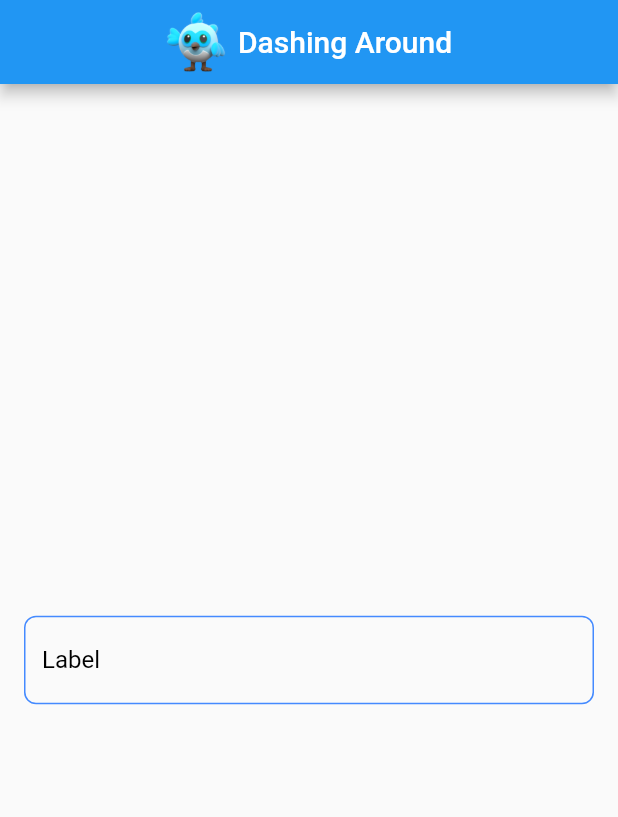
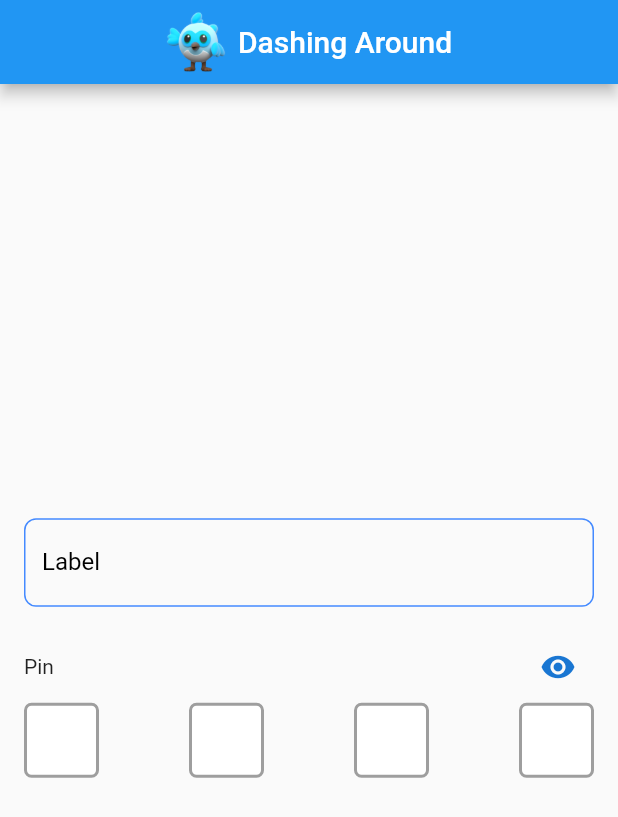
Before and after one commit to harshtonde/dashing_around, a Flutter app: the screen it shows after launch, on a phone screen of 412 x 824 dp. Shown: the top 817 px of the screen. Run offline on Flutter 3.47's test engine with Material 2 defaults, Android fonts, the phone set to English and light mode, and no system bars; drawn by our look-alikes of pin_code_fields; our stand-ins replace mask_text_input_formatter.

Commit message:
implemented pin code

```diff
--- a/lib/main.dart
+++ b/lib/main.dart
@@ -1,3 +1,4 @@
+import 'package:dashing_around/pincode_field.dart';
 import 'package:dashing_around/textfield.dart';
 import 'package:flutter/material.dart';
 
@@ -55,6 +56,7 @@ class _MyHomePageState extends State<MyHomePage> {
                 borderColor: Colors.blueAccent,
                 errorBorderColor: Colors.red,
               ),
+              DashPinCodeField(),
             ],
           ),
         ),
--- /dev/null
+++ b/lib/pincode_field.dart
@@ -0,0 +1,76 @@
+import 'package:flutter/material.dart';
+import 'package:pin_code_fields/pin_code_fields.dart';
+import 'package:mask_text_input_formatter/mask_text_input_formatter.dart';
+
+class DashPinCodeField extends StatefulWidget {
+  const DashPinCodeField({super.key});
+
+  @override
+  State<DashPinCodeField> createState() => _DashPinCodeFieldState();
+}
+
+class _DashPinCodeFieldState extends State<DashPinCodeField> {
+  bool _obsureTextState = true;
+  @override
+  Widget build(BuildContext context) {
+    return Container(
+        padding: EdgeInsets.all(8),
+        child: Column(
+          children: [
+            Row(
+              mainAxisAlignment: MainAxisAlignment.spaceBetween,
+              children: [
+                Text("Pin"),
+                IconButton(
+                  onPressed: () {
+                    setState(() {
+                      _obsureTextState = !_obsureTextState;
+                    });
+                  },
+                  icon: Icon(
+                    _obsureTextState ? Icons.visibility : Icons.visibility_off,
+                    color: Theme.of(context).primaryColorDark,
+                  ),
+                ),
+              ],
+            ),
+            PinCodeTextField(
+              appContext: context,
+              length: 4,
+              obscureText: _obsureTextState,
+              obscuringCharacter: '•',
+              animationType: AnimationType.fade,
+              pinTheme: PinTheme(
+                shape: PinCodeFieldShape.box,
+                borderRadius: BorderRadius.circular(5),
+                fieldHeight: 50,
+                fieldWidth: 50,
+                activeFillColor: Colors.white,
+                activeColor: Colors.red,
+                inactiveFillColor: Colors.white,
+                inactiveColor: Colors.grey,
+                selectedFillColor: Colors.white,
+              ),
+              animationDuration: const Duration(milliseconds: 300),
+              enableActiveFill: true,
+              cursorColor: Colors.red,
+              errorAnimationController: null,
+              controller: null,
+              keyboardType: TextInputType.number,
+              inputFormatters: [MaskTextInputFormatter(mask: '####')],
+              onCompleted: (v) {
+                print("Completed");
+              },
+              onChanged: (value) {
+                print(value);
+                print("Changed");
+              },
+              beforeTextPaste: (text) {
+                print("Allowing to paste $text");
+                return true;
+              },
+            ),
+          ],
+        ));
+  }
+}
```
Also changed, not shown: pubspec.yaml (+4 -16 lines), pubspec.lock, 1 other file.
